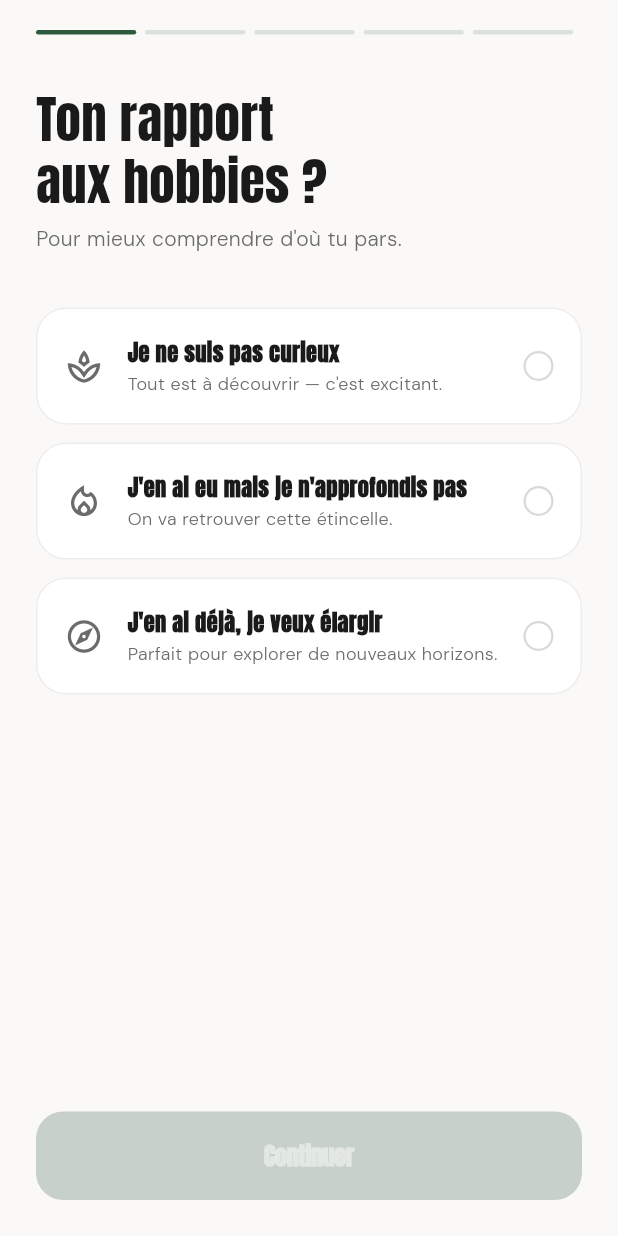
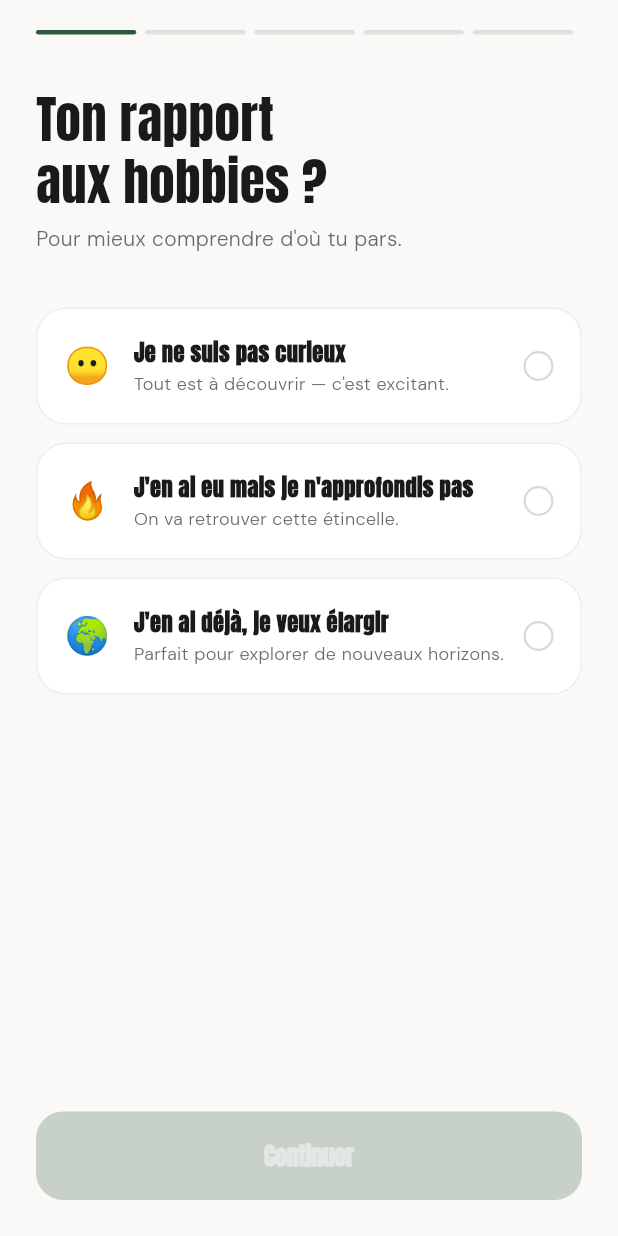
Before and after one commit to BuSHYoff/discover, a Flutter app: the screen it shows after launch, on a phone screen of 412 x 824 dp. Run offline on Flutter 3.47's test engine with Material 3 defaults, Android fonts, the phone set to English and light mode, and no system bars; our stand-ins replace animate_do, cached_network_image, cloud_firestore, firebase_auth, firebase_core, firebase_messaging and 8 more; missing offline and left inert: countries_world_map, country_flags; accounts and stored records are empty.

Commit message:
fix: auth, profile state & UX fixes (v0.1.1) (#1)
* fix: restore onboarding emojis and typography

* fix: scroll to top on explorer tab return

* fix: redirect to home on reconnect if account exists

* fix: load passions state from firestore on login

* fix: load profile color from firestore on login

* fix: sync like count with firestore real value

* fix: add description label on post detail

* fix: load username and color from firestore on account switch

* fix: resolve author username from firestore, clear cache on account switch

* fix: skip username page on onboarding if account already exists

* chore: ios/android config — app name, encryption, iphone-only

```diff
--- a/lib/features/onboarding/screens/onboarding_screen.dart
+++ b/lib/features/onboarding/screens/onboarding_screen.dart
@@ -115,33 +115,33 @@ class _OnboardingScreenState extends State<OnboardingScreen>
   // ── Données des choix ────────────────────────────────────────────────────
 
   static const _relations = [
-    OnboardingChoice('Je ne suis pas curieux', Icons.spa_outlined,
+    OnboardingChoice('Je ne suis pas curieux', '😶',
         'Tout est à découvrir — c\'est excitant.'),
-    OnboardingChoice('J\'en ai eu mais je n\'approfondis pas', Icons.local_fire_department_outlined,
+    OnboardingChoice('J\'en ai eu mais je n\'approfondis pas', '🔥',
         'On va retrouver cette étincelle.'),
-    OnboardingChoice('J\'en ai déjà, je veux élargir', Icons.explore_outlined,
+    OnboardingChoice('J\'en ai déjà, je veux élargir', '🌍',
         'Parfait pour explorer de nouveaux horizons.'),
   ];
 
   static const _universeChoices = [
-    OnboardingUniverseChoice('Art & Créativité', Icons.palette_outlined, Color(0xFFF5E6D3), Color(0xFF8B5E3C)),
-    OnboardingUniverseChoice('Corps & Mouvement', Icons.accessibility_new_rounded, Color(0xFFE8F0EB), AppColors.green),
-    OnboardingUniverseChoice('Nature & Exploration', Icons.eco_outlined, Color(0xFFECF5E8), Color(0xFF3A6B2C)),
-    OnboardingUniverseChoice('Gastronomie', Icons.restaurant_outlined, Color(0xFFF5EBE0), Color(0xFF8B4513)),
-    OnboardingUniverseChoice('Musique & Son', Icons.music_note_rounded, Color(0xFFEBE8F5), Color(0xFF4B3A8B)),
-    OnboardingUniverseChoice('Sciences & Tech', Icons.science_outlined, Color(0xFFF0EBF5), Color(0xFF5C3A8B)),
+    OnboardingUniverseChoice('Art & Créativité',    '🎨', Color(0xFFF5E6D3), Color(0xFF8B5E3C)),
+    OnboardingUniverseChoice('Corps & Mouvement',   '💪', Color(0xFFE8F0EB), AppColors.green),
+    OnboardingUniverseChoice('Nature & Exploration','🌿', Color(0xFFECF5E8), Color(0xFF3A6B2C)),
+    OnboardingUniverseChoice('Gastronomie',         '🍳', Color(0xFFF5EBE0), Color(0xFF8B4513)),
+    OnboardingUniverseChoice('Musique & Son',       '🎵', Color(0xFFEBE8F5), Color(0xFF4B3A8B)),
+    OnboardingUniverseChoice('Sciences & Tech',     '🔬', Color(0xFFF0EBF5), Color(0xFF5C3A8B)),
   ];
 
   static const _timeChoices = [
-    OnboardingChoice('Moins de 2h', Icons.timer_outlined, 'Des sessions courtes et régulières.'),
-    OnboardingChoice('Entre 2h et 5h', Icons.hourglass_empty_rounded, 'Un bon équilibre pour progresser.'),
-    OnboardingChoice('Plus de 5h', Icons.trending_up_rounded, 'Tu vas aller loin !'),
+    OnboardingChoice('Moins de 2h',    '⏱️', 'Des sessions courtes et régulières.'),
+    OnboardingChoice('Entre 2h et 5h', '⌛',  'Un bon équilibre pour progresser.'),
+    OnboardingChoice('Plus de 5h',     '📈', 'Tu vas aller loin !'),
   ];
 
   static const _budgetChoices = [
-    OnboardingChoice('Gratuit ou presque', Icons.savings_outlined, 'On trouve des pépites sans dépenser.'),
-    OnboardingChoice('Jusqu\'à 50€', Icons.payments_outlined, 'De quoi bien démarrer.'),
-    OnboardingChoice('Pas de limite', Icons.workspace_premium_outlined, 'Le meilleur matériel dès le début.'),
+    OnboardingChoice('Gratuit ou presque', '🪙', 'On trouve des pépites sans dépenser.'),
+    OnboardingChoice('Jusqu\'à 50€',       '💳', 'De quoi bien démarrer.'),
+    OnboardingChoice('Pas de limite',      '💎', 'Le meilleur matériel dès le début.'),
   ];
 
   @override
@@ -199,7 +199,38 @@ class _OnboardingScreenState extends State<OnboardingScreen>
   }
 
   /// Appelé par PageAuth quand Firebase auth réussit.
-  void _onAuthSuccess() => _nextPage();
+  /// Si l'utilisateur a déjà un compte Firestore → saute la page du pseudo
+  /// et va directement dans MainShell.
+  Future<void> _onAuthSuccess() async {
+    final profile = await UserService.loadUserProfile();
+    final hasAccount = profile.username?.isNotEmpty == true;
+
+    if (!mounted) return;
+
+    if (hasAccount) {
+      // Compte existant : charge tout depuis Firestore et va dans l'app
+      ProfileData.instance.reset();
+      ProfileData.instance.setName(profile.username!);
+      if (profile.profileColor?.isNotEmpty == true) {
+        ProfileData.instance.setProfileColor(profile.profileColor!);
+      }
+      await UserService.loadAndRestorePassions();
+      if (!mounted) return;
+      Navigator.of(context).pushReplacement(
+        PageRouteBuilder(
+          pageBuilder: (_, __, ___) => const MainShell(),
+          transitionsBuilder: (_, animation, __, child) => FadeTransition(
+            opacity: CurvedAnimation(parent: animation, curve: Curves.easeOut),
+            child: child,
+          ),
+          transitionDuration: const Duration(milliseconds: 600),
+        ),
+      );
+    } else {
+      // Nouveau compte → page du pseudo
+      _nextPage();
+    }
+  }
 
   Future<void> _finish() async {
     HapticFeedback.mediumImpact();
--- a/lib/features/onboarding/widgets/compact_choice.dart
+++ b/lib/features/onboarding/widgets/compact_choice.dart
@@ -42,7 +42,7 @@ class CompactChoice extends StatelessWidget {
         ),
         child: Row(
           children: [
-            Icon(choice.icon, size: 22, color: isSelected ? primary : AppColors.inkSoft),
+            Text(choice.emoji, style: const TextStyle(fontSize: 20)),
             const SizedBox(width: 14),
             Expanded(
               child: Text(
--- a/lib/features/onboarding/widgets/onboarding_models.dart
+++ b/lib/features/onboarding/widgets/onboarding_models.dart
@@ -2,15 +2,15 @@ import 'package:flutter/material.dart';
 
 class OnboardingChoice {
   final String label;
-  final IconData icon;
+  final String emoji;
   final String subtitle;
-  const OnboardingChoice(this.label, this.icon, this.subtitle);
+  const OnboardingChoice(this.label, this.emoji, this.subtitle);
 }
 
 class OnboardingUniverseChoice {
   final String label;
-  final IconData icon;
+  final String emoji;
   final Color  bgColor;
   final Color  textColor;
-  const OnboardingUniverseChoice(this.label, this.icon, this.bgColor, this.textColor);
+  const OnboardingUniverseChoice(this.label, this.emoji, this.bgColor, this.textColor);
 }
--- a/lib/features/onboarding/widgets/relation_card.dart
+++ b/lib/features/onboarding/widgets/relation_card.dart
@@ -49,7 +49,7 @@ class RelationCard extends StatelessWidget {
         ),
         child: Row(
           children: [
-            Icon(choice.icon, size: 26, color: isSelected ? primary : AppColors.inkSoft),
+            Text(choice.emoji, style: const TextStyle(fontSize: 24)),
             const SizedBox(width: 16),
             Expanded(
               child: Column(
--- a/lib/features/onboarding/widgets/universe_tile.dart
+++ b/lib/features/onboarding/widgets/universe_tile.dart
@@ -51,7 +51,7 @@ class UniverseTile extends StatelessWidget {
           child: Column(
             mainAxisAlignment: MainAxisAlignment.center,
             children: [
-              Icon(choice.icon, size: 26, color: isSelected ? choice.textColor : AppColors.inkSoft),
+              Text(choice.emoji, style: const TextStyle(fontSize: 26)),
               const SizedBox(height: 6),
               Text(
                 choice.label,
```
Also changed, not shown: lib/core/services/community_service.dart (+9 -2 lines), lib/features/auth/screens/auth_screen.dart (+25 -8 lines), lib/features/explorer/screens/explorer_screen.dart (+25 -0 lines), lib/features/home/widgets/post_detail_screen.dart (+40 -16 lines), lib/features/onboarding/widgets/page_auth.dart (+8 -8 lines), 3 other files.
